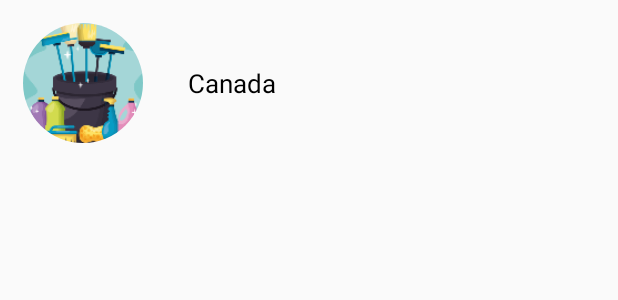
After one commit to Morenette/Projet, an Android app: the layout row_layout.xml on its own in the app's theme, with its tools: preview values and no code run, on a phone screen of 412 x 824 dp. The commit adds this screen. Shown: the top 300 px of the screen. Run offline under Robolectric (Android 15) with nearby library versions, the phone set to English and light mode, and no system bars.

```diff
--- a/app/src/main/AndroidManifest.xml
+++ b/app/src/main/AndroidManifest.xml
@@ -1,6 +1,8 @@
 <?xml version="1.0" encoding="utf-8"?>
 <manifest xmlns:android="http://schemas.android.com/apk/res/android"
     package="com.example.homedemnage">
+
+    <uses-permission android:name="android.permission.INTERNET"/>
 
     <application
         android:allowBackup="true"
--- /dev/null
+++ b/app/src/main/res/layout/row_layout.xml
@@ -0,0 +1,25 @@
+<?xml version="1.0" encoding="utf-8"?>
+<RelativeLayout xmlns:android="http://schemas.android.com/apk/res/android"
+android:layout_width="match_parent"
+android:layout_height="wrap_content"
+android:padding="15dp"
+android:id="@+id/parent_layout">
+
+<de.hdodenhof.circleimageview.CircleImageView
+    android:layout_width="80dp"
+    android:layout_height="80dp"
+    android:id="@+id/icon"
+    android:src="@mipmap/ic_launcher"/>
+
+<TextView
+    android:layout_width="wrap_content"
+    android:layout_height="wrap_content"
+    android:text="Canada"
+    android:id="@+id/text"
+    android:layout_toRightOf="@+id/icon"
+    android:textColor="#000"
+    android:layout_centerVertical="true"
+    android:layout_marginLeft="30dp"
+    android:textSize="17sp"/>
+
+</RelativeLayout>
```
Also changed, not shown: app/build.gradle (+6 -1 lines), app/src/main/java/com/example/homedemnage/ListAdapter.java (added, +80 -0 lines), app/src/main/java/com/example/homedemnage/MainActivity.java (+23 -0 lines), app/src/main/res/layout/activity_main.xml (+6 -6 lines).
